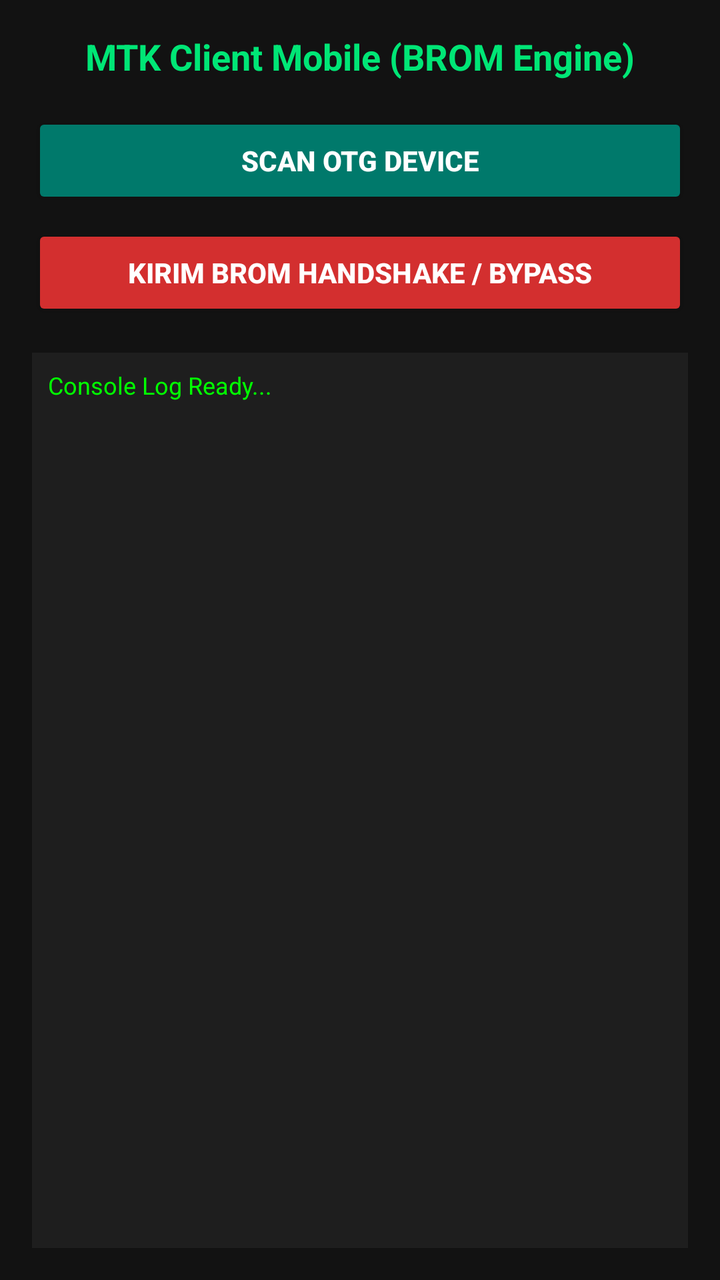
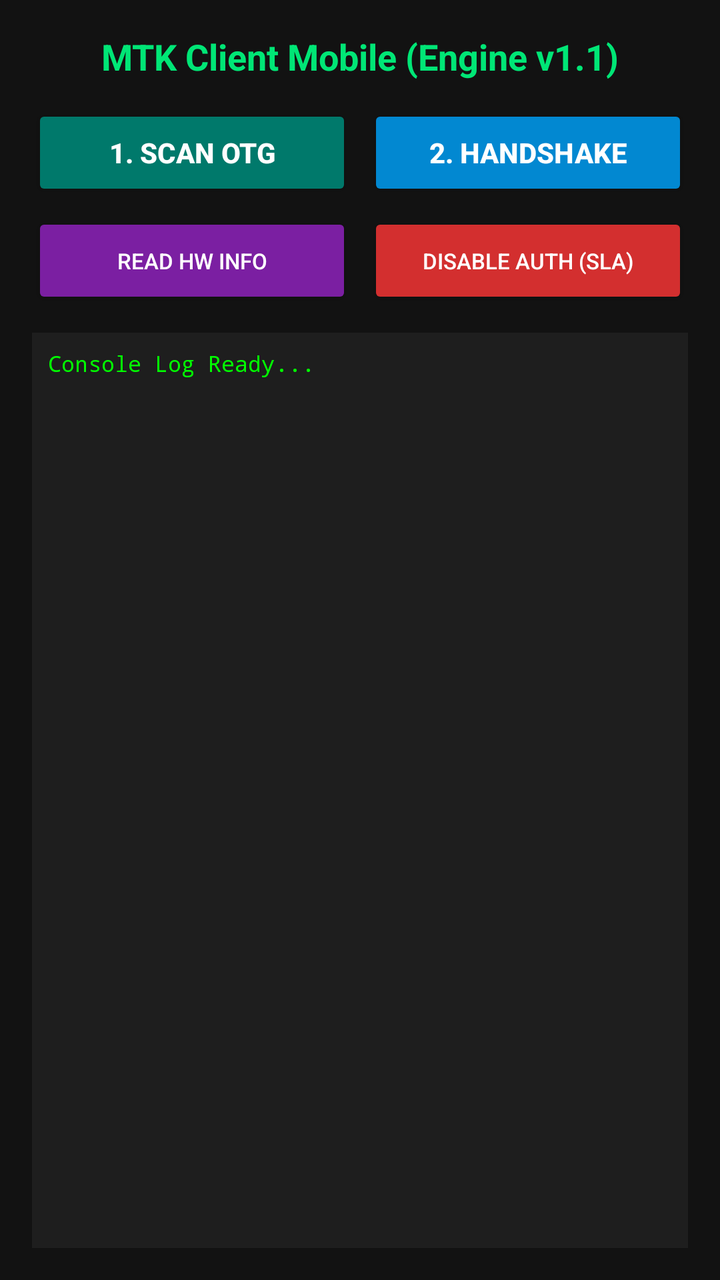

The first picture is an Android layout as it rendered before a commit; the second is the same layout after the commit. The layout source and the unified diff follow.
<!-- AndroidManifest.xml: application theme Theme.AppCompat.Light.DarkActionBar -->
<!-- res/layout/activity_main.xml -->
<?xml version="1.0" encoding="utf-8"?>
<LinearLayout xmlns:android="http://schemas.android.com/apk/res/android"
    android:layout_width="match_parent"
    android:layout_height="match_parent"
    android:orientation="vertical"
    android:background="#121212"
    android:padding="16dp">

    <TextView
        android:layout_width="match_parent"
        android:layout_height="wrap_content"
        android:text="MTK Client Mobile (BROM Engine)"
        android:textSize="18sp"
        android:textStyle="bold"
        android:textColor="#00E676"
        android:gravity="center"
        android:layout_marginBottom="16dp" />

    <Button
        android:id="@+id/btn_scan_device"
        android:layout_width="match_parent"
        android:layout_height="wrap_content"
        android:text="SCAN OTG DEVICE"
        android:backgroundTint="#00796B"
        android:textColor="#FFFFFF"
        android:textStyle="bold" />

    <Button
        android:id="@+id/btn_send_bypass"
        android:layout_width="match_parent"
        android:layout_height="wrap_content"
        android:text="KIRIM BROM HANDSHAKE / BYPASS"
        android:backgroundTint="#D32F2F"
        android:textColor="#FFFFFF"
        android:textStyle="bold"
        android:layout_marginTop="8dp" />

    <ScrollView
        android:layout_width="match_parent"
        android:layout_height="0dp"
        android:layout_weight="1"
        android:background="#1E1E1E"
        android:padding="8dp"
        android:layout_marginTop="16dp">
        <TextView
            android:id="@+id/tv_console_log"
            android:layout_width="match_parent"
            android:layout_height="wrap_content"
            android:text="Console Log Ready...\n"
            android:textColor="#00FF00"
            android:textSize="12sp" />
    </ScrollView>

</LinearLayout>
<!-- resources referenced by this layout -->
<resources>

</resources>

<!-- the commit's change to res/layout/activity_main.xml (unified diff, before → after) -->
@@ -9,31 +9,71 @@
     <TextView
         android:layout_width="match_parent"
         android:layout_height="wrap_content"
-        android:text="MTK Client Mobile (BROM Engine)"
+        android:text="MTK Client Mobile (Engine v1.1)"
         android:textSize="18sp"
         android:textStyle="bold"
         android:textColor="#00E676"
         android:gravity="center"
-        android:layout_marginBottom="16dp" />
+        android:layout_marginBottom="12dp" />
 
-    <Button
-        android:id="@+id/btn_scan_device"
+    <LinearLayout
         android:layout_width="match_parent"
         android:layout_height="wrap_content"
-        android:text="SCAN OTG DEVICE"
-        android:backgroundTint="#00796B"
-        android:textColor="#FFFFFF"
-        android:textStyle="bold" />
+        android:orientation="horizontal"
+        android:weightSum="2">
+        
+        <Button
+            android:id="@+id/btn_scan_device"
+            android:layout_width="0dp"
+            android:layout_height="wrap_content"
+            android:layout_weight="1"
+            android:layout_marginEnd="4dp"
+            android:text="1. SCAN OTG"
+            android:backgroundTint="#00796B"
+            android:textColor="#FFFFFF"
+            android:textStyle="bold" />
 
-    <Button
-        android:id="@+id/btn_send_bypass"
+        <Button
+            android:id="@+id/btn_send_bypass"
+            android:layout_width="0dp"
+            android:layout_height="wrap_content"
+            android:layout_weight="1"
+            android:layout_marginStart="4dp"
+            android:text="2. HANDSHAKE"
+            android:backgroundTint="#0288D1"
+            android:textColor="#FFFFFF"
+            android:textStyle="bold" />
+    </LinearLayout>
+
+    <LinearLayout
         android:layout_width="match_parent"
         android:layout_height="wrap_content"
-        android:text="KIRIM BROM HANDSHAKE / BYPASS"
-        android:backgroundTint="#D32F2F"
-        android:textColor="#FFFFFF"
-        android:textStyle="bold"
-        android:layout_marginTop="8dp" />
+        android:orientation="horizontal"
+        android:layout_marginTop="6dp"
+        android:weightSum="2">
+        
+        <Button
+            android:id="@+id/btn_read_hw"
+            android:layout_width="0dp"
+            android:layout_height="wrap_content"
+            android:layout_weight="1"
+            android:layout_marginEnd="4dp"
+            android:text="READ HW INFO"
+            android:backgroundTint="#7B1FA2"
+            android:textColor="#FFFFFF"
+            android:textSize="11sp" />
+
+        <Button
+            android:id="@+id/btn_bypass_sla"
+            android:layout_width="0dp"
+            android:layout_height="wrap_content"
+            android:layout_weight="1"
+            android:layout_marginStart="4dp"
+            android:text="DISABLE AUTH (SLA)"
+            android:backgroundTint="#D32F2F"
+            android:textColor="#FFFFFF"
+            android:textSize="11sp" />
+    </LinearLayout>
 
     <ScrollView
         android:layout_width="match_parent"
@@ -41,14 +81,15 @@
         android:layout_weight="1"
         android:background="#1E1E1E"
         android:padding="8dp"
-        android:layout_marginTop="16dp">
+        android:layout_marginTop="12dp">
         <TextView
             android:id="@+id/tv_console_log"
             android:layout_width="match_parent"
             android:layout_height="wrap_content"
             android:text="Console Log Ready...\n"
             android:textColor="#00FF00"
-            android:textSize="12sp" />
+            android:textSize="11sp"
+            android:fontFamily="monospace" />
     </ScrollView>
 
 </LinearLayout>
